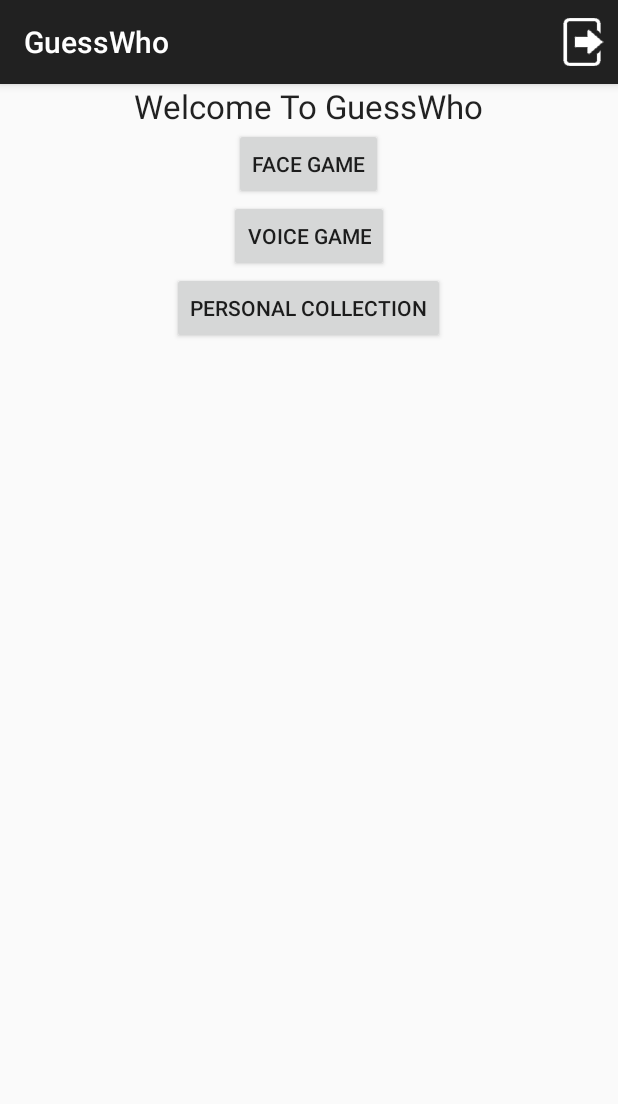
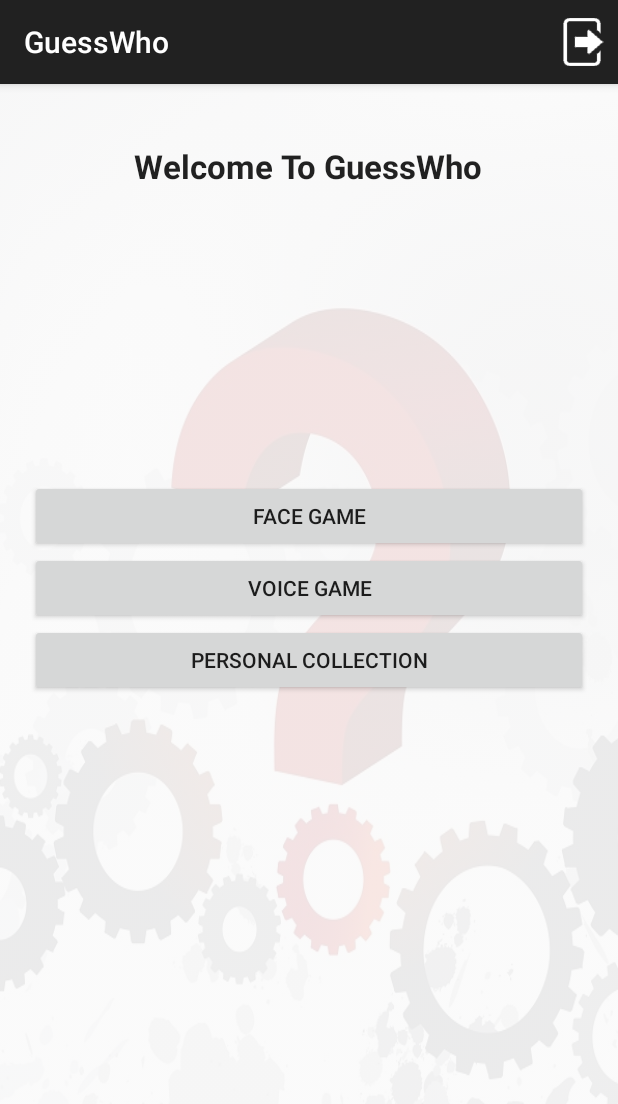
Before and after one commit to CZ3002/Error404_GuessWho, an Android app: the HomeActivity screen opened directly, with no data from a screen before it, on a phone screen of 412 x 824 dp. Shown: the top 1104 px of the screen. Run offline under Robolectric (Android 15) with nearby library versions, the phone set to English and light mode, and no system bars.

Commit message:
Uniform layouts

```diff
--- a/app/src/main/res/layout/activity_home.xml
+++ b/app/src/main/res/layout/activity_home.xml
@@ -1,7 +1,39 @@
 <?xml version="1.0" encoding="utf-8"?>
-<LinearLayout xmlns:android="http://schemas.android.com/apk/res/android"
+<RelativeLayout xmlns:android="http://schemas.android.com/apk/res/android"
     android:orientation="vertical" android:layout_width="match_parent"
-    android:layout_height="match_parent">
+    android:layout_height="match_parent"
+    android:background="@drawable/bg"
+    android:padding="20dp">
+
+    <Button
+        android:layout_width="match_parent"
+        android:layout_height="wrap_content"
+        android:text="Personal Collection"
+        android:onClick="onViewPersonalCollection"
+        android:id="@+id/button3"
+        android:layout_gravity="center_horizontal"
+        android:layout_centerVertical="true"
+        android:layout_centerHorizontal="true" />
+
+    <Button
+        android:layout_width="match_parent"
+        android:layout_height="wrap_content"
+        android:text="Voice Game"
+        android:onClick="onPlayVoiceGame"
+        android:id="@+id/button2"
+        android:layout_gravity="center_horizontal"
+        android:layout_above="@+id/button3"
+        android:layout_centerHorizontal="true" />
+
+    <Button
+        android:layout_width="match_parent"
+        android:layout_height="wrap_content"
+        android:text="Face Game"
+        android:onClick="onPlayFaceGame"
+        android:id="@+id/button"
+        android:layout_gravity="center_horizontal"
+        android:layout_above="@+id/button2"
+        android:layout_centerHorizontal="true" />
 
     <TextView
         android:layout_width="wrap_content"
@@ -9,30 +41,10 @@
         android:textAppearance="?android:attr/textAppearanceLarge"
         android:text="Welcome To GuessWho"
         android:id="@+id/textView"
-        android:layout_gravity="center_horizontal" />
+        android:layout_gravity="center_horizontal"
+        android:layout_alignParentTop="true"
+        android:layout_centerHorizontal="true"
+        android:textStyle="bold"
+        android:layout_marginTop="20dp" />
 
-    <Button
-        android:layout_width="wrap_content"
-        android:layout_height="wrap_content"
-        android:text="Face Game"
-        android:onClick="onPlayFaceGame"
-        android:id="@+id/button"
-        android:layout_gravity="center_horizontal" />
-
-    <Button
-        android:layout_width="wrap_content"
-        android:layout_height="wrap_content"
-        android:text="Voice Game"
-        android:onClick="onPlayVoiceGame"
-        android:id="@+id/button2"
-        android:layout_gravity="center_horizontal" />
-
-    <Button
-        android:layout_width="wrap_content"
-        android:layout_height="wrap_content"
-        android:text="Personal Collection"
-        android:onClick="onViewPersonalCollection"
-        android:id="@+id/button3"
-        android:layout_gravity="center_horizontal" />
-
-</LinearLayout>
+</RelativeLayout>
--- a/app/src/main/res/layout/activity_login.xml
+++ b/app/src/main/res/layout/activity_login.xml
@@ -40,16 +40,14 @@
 
         <Button
             android:id="@+id/buttonLogin"
-            android:layout_width="wrap_content"
+            android:layout_width="match_parent"
             android:layout_height="wrap_content"
-            android:layout_marginBottom="20dp"
             android:text="Login" />
 
         <Button
             android:id="@+id/buttonSignUp"
-            android:layout_width="wrap_content"
+            android:layout_width="match_parent"
             android:layout_height="wrap_content"
-            android:layout_marginBottom="20dp"
             android:text="Sign Up" />
 
     </LinearLayout>
--- a/app/src/main/res/layout/activity_sign_up.xml
+++ b/app/src/main/res/layout/activity_sign_up.xml
@@ -3,7 +3,8 @@
     android:layout_width="match_parent"
     android:layout_height="match_parent"
     android:background="@drawable/bg"
-    android:orientation="vertical" >
+    android:orientation="vertical"
+    android:padding="20dp">
 
     <ScrollView
         android:id="@+id/scrollView1"
@@ -78,8 +79,6 @@
                 android:id="@+id/signUp"
                 android:layout_width="match_parent"
                 android:layout_height="wrap_content"
-                android:layout_marginBottom="20dp"
-                android:layout_margin="40dp"
                 android:text="Sign Up" />
 
         </LinearLayout>
```
Also changed, not shown: 1 other file.
